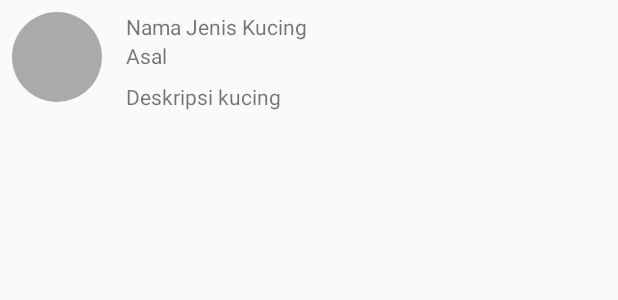
After one commit to arifikhsan/Cats, an Android app: the layout item_row_cat.xml on its own in the app's theme, with its tools: preview values and no code run, on a phone screen of 412 x 824 dp. The commit adds this screen. Shown: the top 300 px of the screen. Run offline under Robolectric (Android 15) with nearby library versions, the phone set to English and light mode, and no system bars.

Commit message:
add layouts

```diff
--- /dev/null
+++ b/app/src/main/res/layout/item_row_cat.xml
@@ -0,0 +1,42 @@
+<?xml version="1.0" encoding="utf-8"?>
+<RelativeLayout xmlns:android="http://schemas.android.com/apk/res/android"
+    xmlns:tools="http://schemas.android.com/tools"
+    android:layout_width="match_parent"
+    android:layout_height="wrap_content"
+    android:orientation="horizontal"
+    android:padding="@dimen/activity_vertical_margin">
+
+    <de.hdodenhof.circleimageview.CircleImageView
+        android:id="@+id/img_cat"
+        android:layout_width="60dp"
+        android:layout_height="60dp"
+        tools:src="@android:color/darker_gray" />
+
+    <LinearLayout
+        android:layout_width="match_parent"
+        android:layout_height="wrap_content"
+        android:layout_centerVertical="true"
+        android:layout_marginStart="@dimen/activity_horizontal_margin"
+        android:layout_toEndOf="@+id/img_cat"
+        android:orientation="vertical">
+
+        <TextView
+            android:id="@+id/tv_item_name"
+            android:layout_width="match_parent"
+            android:layout_height="wrap_content"
+            tools:text="Nama Jenis Kucing" />
+
+        <TextView
+            android:id="@+id/tv_item_origin"
+            android:layout_width="match_parent"
+            android:layout_height="wrap_content"
+            android:layout_marginBottom="@dimen/activity_vertical_margin"
+            tools:text="Asal" />
+
+        <TextView
+            android:id="@+id/tv_item_description"
+            android:layout_width="match_parent"
+            android:layout_height="wrap_content"
+            tools:text="Deskripsi kucing" />
+    </LinearLayout>
+</RelativeLayout>
```
Also changed, not shown: app/src/main/res/layout/activity_main.xml (+9 -13 lines).
